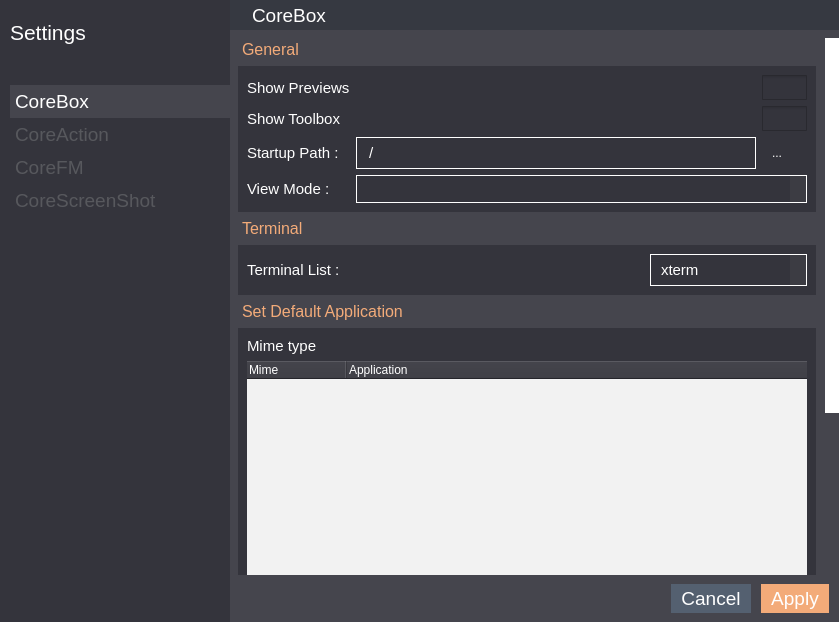
Above: settings/settings.ui from rahmanshaber/corebox before the change. Below: the same form after it.
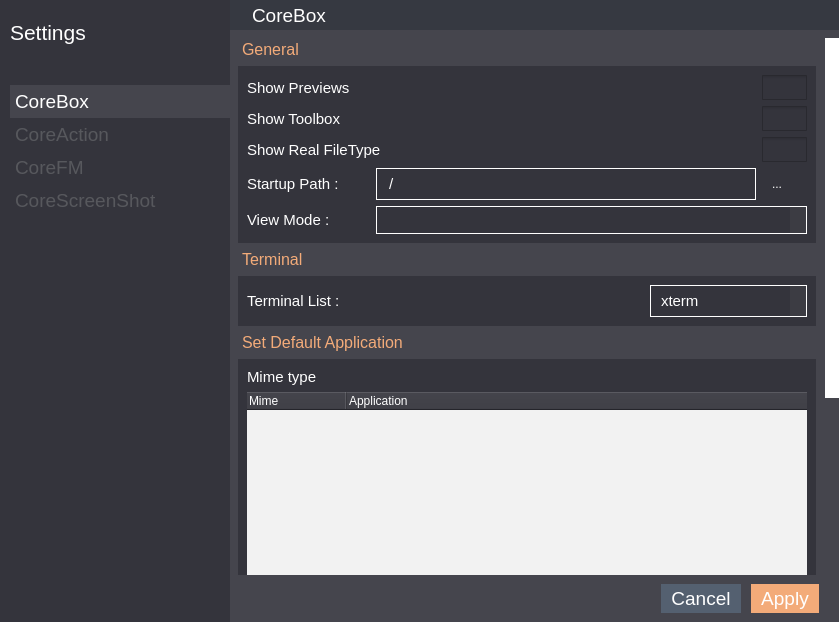
That is the form after the change. The open tabs and pages were chosen to show the change. Icons and pictures are not drawn.

Diff of the .ui file:
```diff
--- a/settings/settings.ui
+++ b/settings/settings.ui
@@ -436,7 +436,7 @@
        <number>10</number>
       </property>
       <property name="rightMargin">
-       <number>10</number>
+       <number>20</number>
       </property>
       <item>
        <spacer name="horizontalSpacer_3">
@@ -509,7 +509,7 @@
 }</string>
      </property>
      <property name="currentIndex">
-      <number>2</number>
+      <number>0</number>
      </property>
      <widget class="QWidget" name="pcorebox">
       <property name="styleSheet">
@@ -1162,8 +1162,8 @@
            <rect>
             <x>0</x>
             <y>0</y>
-            <width>589</width>
-            <height>750</height>
+            <width>551</width>
+            <height>780</height>
            </rect>
           </property>
           <layout class="QVBoxLayout" name="verticalLayout">
@@ -1214,94 +1214,7 @@
 }</string>
              </property>
              <layout class="QGridLayout" name="gridLayout">
-              <item row="1" column="2">
-               <widget class="QCheckBox" name="showTool">
-                <property name="maximumSize">
-                 <size>
-                  <width>45</width>
-                  <height>25</height>
-                 </size>
-                </property>
-                <property name="layoutDirection">
-                 <enum>Qt::LeftToRight</enum>
-                </property>
-                <property name="styleSheet">
-                 <string notr="true">QCheckBox::indicator {
-    width: 45px;
-    height: 25px;
-}
-
-QCheckBox::indicator:checked {
-    image: url(:/icons/checkbox.svg);
-}
-
-QCheckBox::indicator:unchecked {
-    image: url(:/icons/checkbox_not.svg);
-}</string>
-                </property>
-                <property name="text">
-                 <string/>
-                </property>
-                <property name="tristate">
-                 <bool>false</bool>
-                </property>
-               </widget>
-              </item>
-              <item row="3" column="0">
-               <widget class="QLabel" name="label_13">
-                <property name="font">
-                 <font>
-                  <pointsize>11</pointsize>
-                 </font>
-                </property>
-                <property name="text">
-                 <string>View Mode : </string>
-                </property>
-               </widget>
-              </item>
-              <item row="0" column="0">
-               <widget class="QLabel" name="label_12">
-                <property name="font">
-                 <font>
-                  <pointsize>11</pointsize>
-                 </font>
-                </property>
-                <property name="text">
-                 <string>Show Previews</string>
-                </property>
-               </widget>
-              </item>
-              <item row="2" column="1">
-               <widget class="QLineEdit" name="startPath">
-                <property name="font">
-                 <font>
-                  <pointsize>11</pointsize>
-                 </font>
-                </property>
-                <property name="styleSheet">
-                 <string notr="true">QLineEdit{
-    border: 1px solid #ffffff;
-    padding: 5px 5px 5px 10px;
-}</string>
-                </property>
-                <property name="text">
-                 <string>/</string>
-                </property>
-               </widget>
-              </item>
-              <item row="2" column="0">
-               <widget class="QLabel" name="label_5">
-                <property name="font">
-                 <font>
-                  <pointsize>11</pointsize>
-                 </font>
-                </property>
-                <property name="text">
-                 <string>Startup Path : </string>
-                </property>
-               </widget>
-              </item>
-              <item row="2" column="2">
+              <item row="5" column="4">
                <widget class="QPushButton" name="browseF">
                 <property name="sizePolicy">
                  <sizepolicy hsizetype="Fixed" vsizetype="Fixed">
@@ -1329,8 +1242,8 @@
                 </property>
                </widget>
               </item>
-              <item row="0" column="2">
-               <widget class="QCheckBox" name="checkThumbs">
+              <item row="2" column="4">
+               <widget class="QCheckBox" name="showTool">
                 <property name="maximumSize">
                  <size>
                   <width>45</width>
@@ -1362,7 +1275,7 @@
                 </property>
                </widget>
               </item>
-              <item row="1" column="0">
+              <item row="2" column="0" colspan="2">
                <widget class="QLabel" name="label_11">
                 <property name="font">
                  <font>
@@ -1374,7 +1287,139 @@
                 </property>
                </widget>
               </item>
-              <item row="3" column="1" colspan="2">
+              <item row="5" column="0">
+               <widget class="QLabel" name="label_5">
+                <property name="font">
+                 <font>
+                  <pointsize>11</pointsize>
+                 </font>
+                </property>
+                <property name="text">
+                 <string>Startup Path : </string>
+                </property>
+               </widget>
+              </item>
+              <item row="4" column="4">
+               <widget class="QCheckBox" name="showrealmime">
+                <property name="maximumSize">
+                 <size>
+                  <width>45</width>
+                  <height>25</height>
+                 </size>
+                </property>
+                <property name="layoutDirection">
+                 <enum>Qt::LeftToRight</enum>
+                </property>
+                <property name="styleSheet">
+                 <string notr="true">QCheckBox::indicator {
+    width: 45px;
+    height: 25px;
+}
+
+QCheckBox::indicator:checked {
+    image: url(:/icons/checkbox.svg);
+}
+
+QCheckBox::indicator:unchecked {
+    image: url(:/icons/checkbox_not.svg);
+}</string>
+                </property>
+                <property name="text">
+                 <string/>
+                </property>
+                <property name="tristate">
+                 <bool>false</bool>
+                </property>
+               </widget>
+              </item>
+              <item row="5" column="1" colspan="3">
+               <widget class="QLineEdit" name="startPath">
+                <property name="font">
+                 <font>
+                  <pointsize>11</pointsize>
+                 </font>
+                </property>
+                <property name="styleSheet">
+                 <string notr="true">QLineEdit{
+    border: 1px solid #ffffff;
+    padding: 5px 5px 5px 10px;
+}</string>
+                </property>
+                <property name="text">
+                 <string>/</string>
+                </property>
+               </widget>
+              </item>
+              <item row="0" column="0" colspan="2">
+               <widget class="QLabel" name="label_12">
+                <property name="font">
+                 <font>
+                  <pointsize>11</pointsize>
+                 </font>
+                </property>
+                <property name="text">
+                 <string>Show Previews</string>
+                </property>
+               </widget>
+              </item>
+              <item row="4" column="0" colspan="2">
+               <widget class="QLabel" name="label_8">
+                <property name="font">
+                 <font>
+                  <pointsize>11</pointsize>
+                 </font>
+                </property>
+                <property name="text">
+                 <string>Show Real FileType</string>
+                </property>
+               </widget>
+              </item>
+              <item row="0" column="4">
+               <widget class="QCheckBox" name="checkThumbs">
+                <property name="maximumSize">
+                 <size>
+                  <width>45</width>
+                  <height>25</height>
+                 </size>
+                </property>
+                <property name="layoutDirection">
+                 <enum>Qt::LeftToRight</enum>
+                </property>
+                <property name="styleSheet">
+                 <string notr="true">QCheckBox::indicator {
+    width: 45px;
+    height: 25px;
+}
+
+QCheckBox::indicator:checked {
+    image: url(:/icons/checkbox.svg);
+}
+
+QCheckBox::indicator:unchecked {
+    image: url(:/icons/checkbox_not.svg);
+}</string>
+                </property>
+                <property name="text">
+                 <string/>
+                </property>
+                <property name="tristate">
+                 <bool>false</bool>
+                </property>
+               </widget>
+              </item>
+              <item row="8" column="0">
+               <widget class="QLabel" name="label_13">
+                <property name="font">
+                 <font>
+                  <pointsize>11</pointsize>
+                 </font>
+                </property>
+                <property name="text">
+                 <string>View Mode : </string>
+                </property>
+               </widget>
+              </item>
+              <item row="8" column="1" colspan="4">
                <widget class="QComboBox" name="view">
                 <property name="styleSheet">
                  <string notr="true">QComboBox {
```
